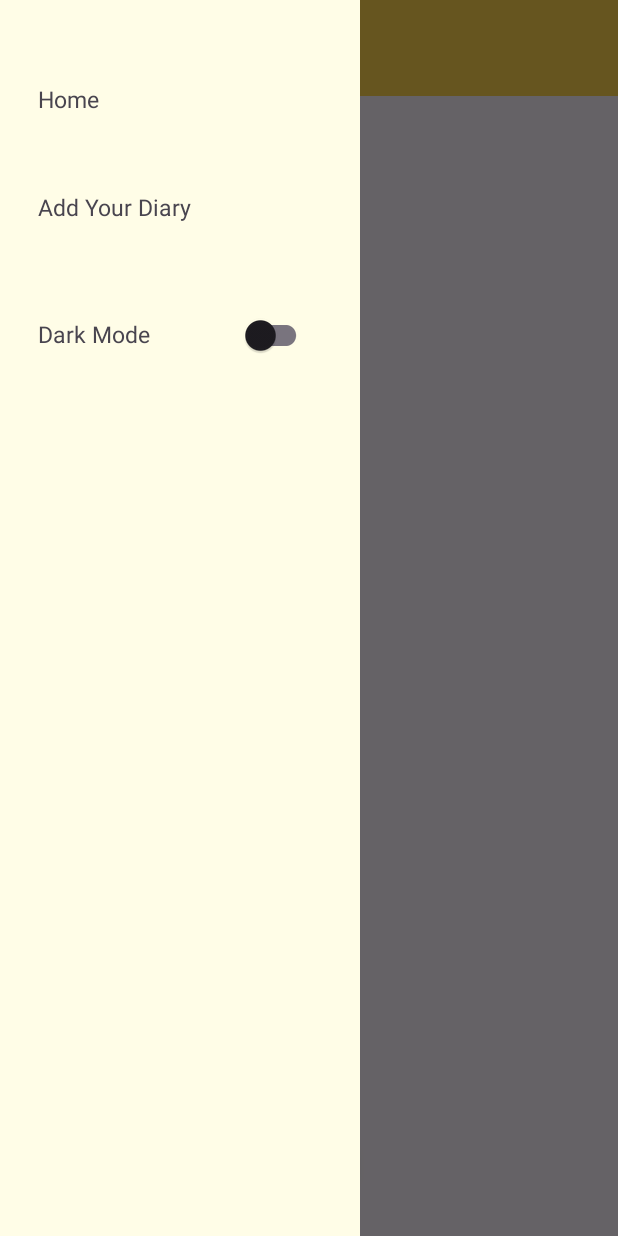
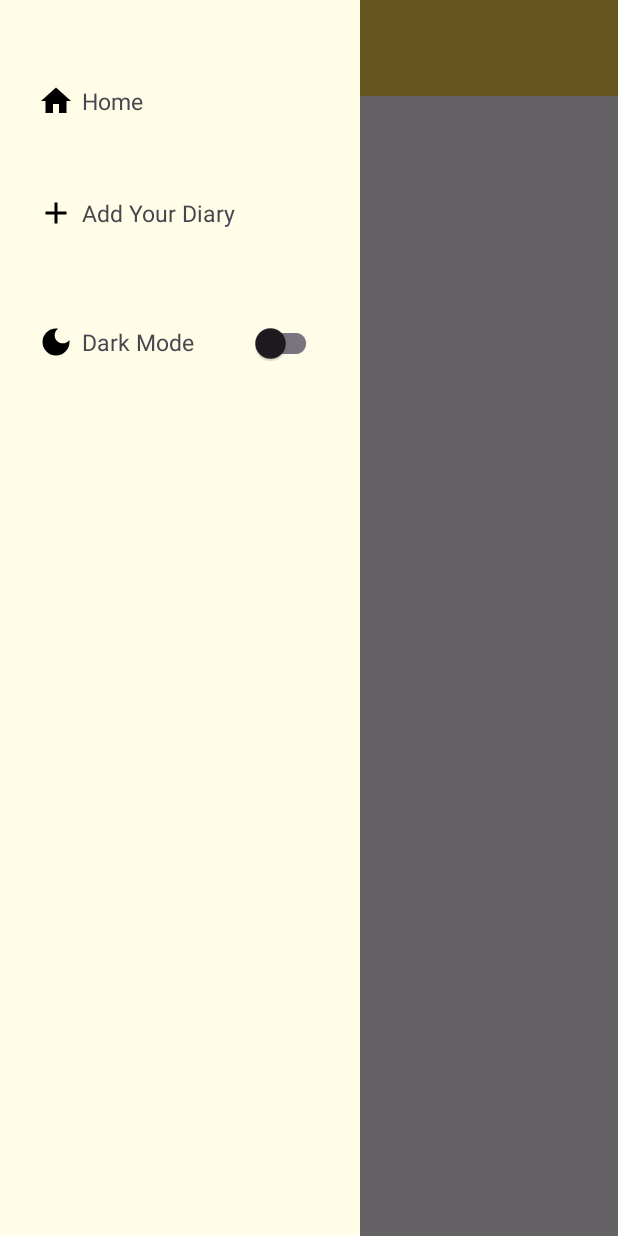
Before and after one commit to Rafibintang22/TubesMobdev1, an Android app: the screen it shows after launch (MainActivity), with the side drawer open, on a phone screen of 412 x 824 dp. Run offline under Robolectric (Android 15) with nearby library versions, the phone set to English and light mode, and no system bars.

Commit message:
Update: Logo Side Menu

```diff
--- /dev/null
+++ b/app/src/main/res/drawable/add_button.xml
@@ -0,0 +1,5 @@
+<vector android:height="24dp" android:tint="#000000"
+    android:viewportHeight="24" android:viewportWidth="24"
+    android:width="24dp" xmlns:android="http://schemas.android.com/apk/res/android">
+    <path android:fillColor="@android:color/white" android:pathData="M19,13h-6v6h-2v-6H5v-2h6V5h2v6h6v2z"/>
+</vector>
--- /dev/null
+++ b/app/src/main/res/drawable/dark_mode_toggle.xml
@@ -0,0 +1,5 @@
+<vector android:height="24dp" android:tint="#000000"
+    android:viewportHeight="24" android:viewportWidth="24"
+    android:width="24dp" xmlns:android="http://schemas.android.com/apk/res/android">
+    <path android:fillColor="@android:color/white" android:pathData="M12,3c-4.97,0 -9,4.03 -9,9s4.03,9 9,9s9,-4.03 9,-9c0,-0.46 -0.04,-0.92 -0.1,-1.36c-0.98,1.37 -2.58,2.26 -4.4,2.26c-2.98,0 -5.4,-2.42 -5.4,-5.4c0,-1.81 0.89,-3.42 2.26,-4.4C12.92,3.04 12.46,3 12,3L12,3z"/>
+</vector>
--- /dev/null
+++ b/app/src/main/res/drawable/home_button.xml
@@ -0,0 +1,5 @@
+<vector android:height="24dp" android:tint="#000000"
+    android:viewportHeight="24" android:viewportWidth="24"
+    android:width="24dp" xmlns:android="http://schemas.android.com/apk/res/android">
+    <path android:fillColor="@android:color/white" android:pathData="M10,20v-6h4v6h5v-8h3L12,3 2,12h3v8z"/>
+</vector>
--- a/app/src/main/res/layout/fragment_sidemenu.xml
+++ b/app/src/main/res/layout/fragment_sidemenu.xml
@@ -18,6 +18,9 @@
             android:id="@+id/btn_home"
             android:layout_width="match_parent"
             android:layout_height="wrap_content"
+            android:drawablePadding="5dp"
+            android:gravity="center_vertical"
+            android:drawableLeft="@drawable/home_button"
             android:text="Home"
             android:textSize="15dp"
             android:layout_marginTop="30dp"
@@ -28,8 +31,11 @@
             android:id="@+id/btn_addDiary"
             android:layout_width="wrap_content"
             android:layout_height="wrap_content"
+            android:drawableLeft="@drawable/add_button"
+            android:drawablePadding="5dp"
             android:text="Add Your Diary"
             android:textSize="15dp"
+            android:gravity="center_vertical"
             android:layout_marginTop="40dp"
             android:padding="5sp"
             android:clickable="true" />
@@ -44,8 +50,11 @@
             <TextView
                 android:layout_width="wrap_content"
                 android:layout_height="wrap_content"
+                android:drawableLeft="@drawable/dark_mode_toggle"
+                android:drawablePadding="5dp"
                 android:text="@string/dark_mode"
-                android:layout_marginRight="60dp"
+                android:gravity="center_vertical"
+                android:layout_marginRight="40dp"
                 android:textSize="15dp"/>
 
             <androidx.appcompat.widget.SwitchCompat
```
